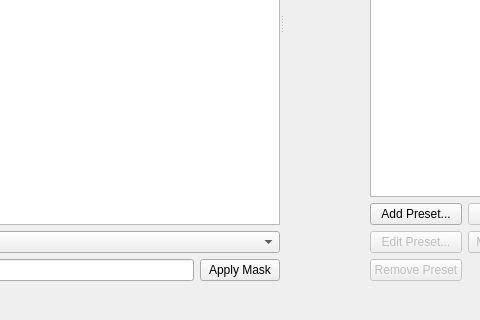
Old version of the form TuningClient/DialogPresetEditor.ui in the repository whiteman-kr/u7set; both pictures show x 141 to 621 and y 247 to 567 of the 1025 by 567 pixel window.
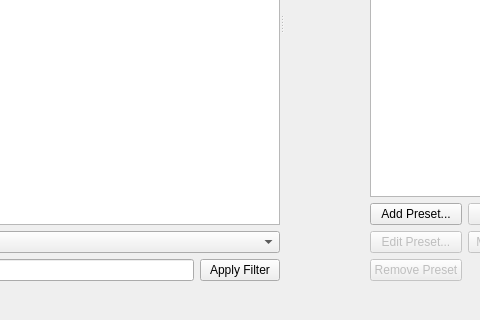
New version of the form.

Patch:
```diff
--- a/TuningClient/DialogPresetEditor.ui
+++ b/TuningClient/DialogPresetEditor.ui
@@ -40,7 +40,7 @@
            <item>
             <widget class="QPushButton" name="m_applyMask">
              <property name="text">
-              <string>Apply Mask</string>
+              <string>Apply Filter</string>
              </property>
             </widget>
            </item>
```
Left out of the diff: 6 changed lines with no effect on the pictures.
